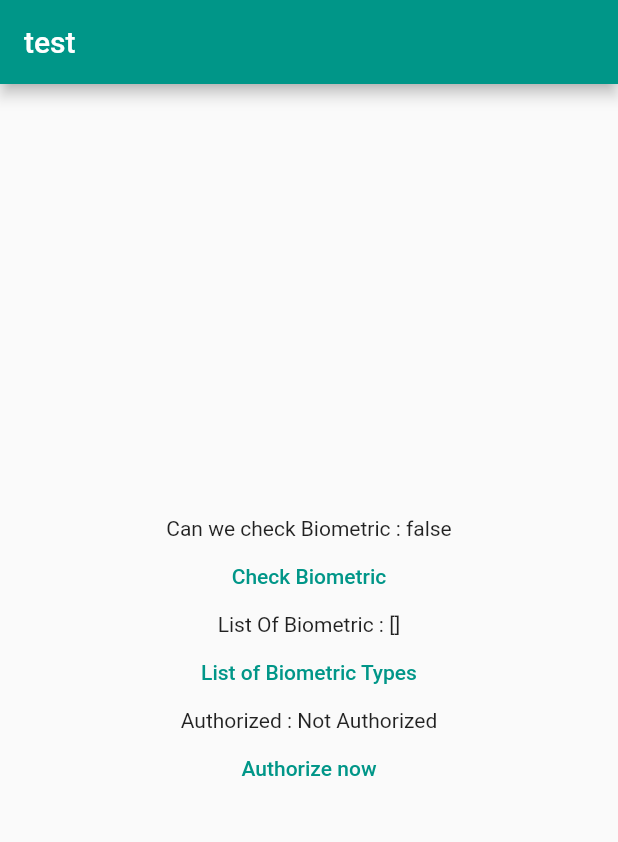
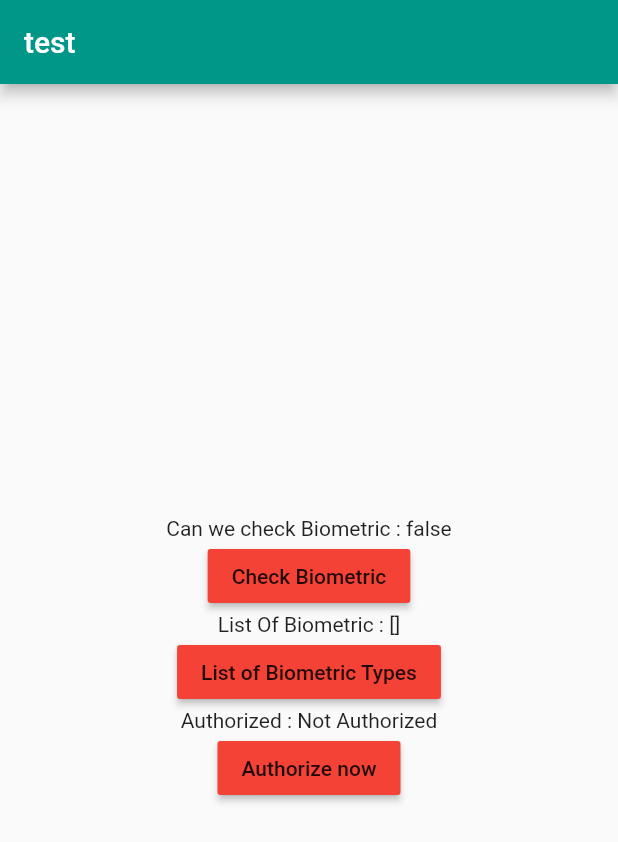
Before and after one commit to nguyenduchanh/hqclass, a Flutter app: the screen it shows after launch, after a tap on "Authorize now", on a phone screen of 412 x 824 dp. Shown: the top 842 px of the screen. Run offline on Flutter 3.47's test engine with Material 2 defaults, Android fonts, the phone set to English and light mode, and no system bars; our stand-ins replace carousel_slider, firebase_auth, firebase_core, flare_flutter, flushbar, flutter_slidable and 7 more; missing offline and left inert: tiengviet; accounts and stored records are empty.

Commit message:
fix loi biometrci

```diff
--- a/lib/Pages/Classes/classes_add_student_page_body.dart
+++ b/lib/Pages/Classes/classes_add_student_page_body.dart
@@ -106,7 +106,7 @@ class _ClassAddStudentPageBodyState extends State<ClassesAddStudentPageBody> {
           height: 50,
           child: Padding(
             padding:
-                const EdgeInsets.only(top: 5, bottom: 5, left: 15, right: 75),
+                const EdgeInsets.only(top: 5, bottom: 5, left: 10, right: 10),
             child: longButtons(CommonString.cSaveButton, btnSaveClicked),
           ),
         )),
@@ -121,7 +121,7 @@ class _ClassAddStudentPageBodyState extends State<ClassesAddStudentPageBody> {
           // seach box
           Padding(
             padding:
-                const EdgeInsets.only(top: 8, bottom: 10, left: 15, right: 15),
+                const EdgeInsets.only(top: 8, bottom: 10, left: 10, right: 10),
             child: searchBox,
           ),
           Padding(
--- a/lib/Pages/Login/biometric_service.dart
+++ b/lib/Pages/Login/biometric_service.dart
@@ -1,3 +1,5 @@
+import 'dart:io';
+
 import 'package:flutter/material.dart';
 import 'package:flutter/services.dart';
 import 'package:local_auth/local_auth.dart';
@@ -16,7 +18,7 @@ class _BiometricPageState extends State<BiometricPage> {
   final LocalAuthentication _localAuthentication = LocalAuthentication();
   bool _canCheckBiometric = false;
   String _authorizedOrNot = "Not Authorized";
-  List<BiometricType> _availableBiometricTypes = List<BiometricType>();
+  List<BiometricType> _availableBiometricTypes = [];
 
   Future<void> _checkBiometric() async {
     bool canCheckBiometric = false;
@@ -51,11 +53,11 @@ class _BiometricPageState extends State<BiometricPage> {
   Future<void> _authorizeNow() async {
     bool isAuthorized = false;
     try {
-      var localAuth = LocalAuthentication();
-      bool didAuthenticate =
-      await localAuth.authenticate(
-          localizedReason: 'Please authenticate to show account balance',
-          biometricOnly: true);
+      isAuthorized = await _localAuthentication.authenticate(
+        localizedReason: "Please authenticate to complete your transaction",
+        useErrorDialogs: true,
+        stickyAuth: true,
+      );
     } on PlatformException catch (e) {
       print(e);
     }
@@ -65,8 +67,10 @@ class _BiometricPageState extends State<BiometricPage> {
     setState(() {
       if (isAuthorized) {
         _authorizedOrNot = "Authorized";
+        print("Authorized");
       } else {
         _authorizedOrNot = "Not Authorized";
+        print("Not Authorized");
       }
     });
   }
@@ -82,19 +86,25 @@ class _BiometricPageState extends State<BiometricPage> {
           mainAxisAlignment: MainAxisAlignment.center,
           children: <Widget>[
             Text("Can we check Biometric : $_canCheckBiometric"),
-            TextButton(
+            RaisedButton(
               onPressed: _checkBiometric,
               child: Text("Check Biometric"),
+              color: Colors.red,
+              colorBrightness: Brightness.light,
             ),
             Text("List Of Biometric : ${_availableBiometricTypes.toString()}"),
-            TextButton(
+            RaisedButton(
               onPressed: _getListOfBiometricTypes,
               child: Text("List of Biometric Types"),
+              color: Colors.red,
+              colorBrightness: Brightness.light,
             ),
             Text("Authorized : $_authorizedOrNot"),
-            TextButton(
+            RaisedButton(
               onPressed: _authorizeNow,
               child: Text("Authorize now"),
+              color: Colors.red,
+              colorBrightness: Brightness.light,
             ),
           ],
         ),
--- a/lib/Pages/Register/register_body.dart
+++ b/lib/Pages/Register/register_body.dart
@@ -265,7 +265,8 @@ class _RegisterState extends State<Register> {
                     // longButtons(CommonString.cCountrySelected, showCountrySelected),
                     // countriesSelected,
                     // // SizedBox(height: 15.0),
-                    phoneNumberField,
+                    // phoneNumberField,
+                    emailField,
                     SizedBox(height: 15.0),
                     passwordField,
                     SizedBox(height: 15.0),
@@ -274,7 +275,7 @@ class _RegisterState extends State<Register> {
                     SizedBox(height: 20.0),
                     auth.loggedInStatus == Status.Authenticating
                         ? loading
-                        : longButtons(CommonString.cSignUpButton, startPhoneAuth),
+                        : longButtons(CommonString.cSignUpButton, doRegister),
                     SizedBox(height: 5.0),
                     FutureBuilder(
                       future:
--- a/lib/main.dart
+++ b/lib/main.dart
@@ -1,4 +1,3 @@
-// @dart=2.10
 import 'package:flutter/material.dart';
 import 'package:hqclass/Pages/Backup/backup_page.dart';
 import 'package:hqclass/Pages/Login/login.dart';
@@ -41,7 +40,7 @@ class MyApp extends StatelessWidget {
 //                final mediaQueryData = MediaQuery.of(context);
 //                final scale = mediaQueryData.textScaleFactor.clamp(1.0, 1.3);
                 return MediaQuery(
-                  child: BiometricPage(title:"test"),
+                  child: BiometricPage(title: "test"),
                   data: MediaQuery.of(context).copyWith(textScaleFactor: 1.0),
                 );
             return Login();
```
Also changed, not shown: lib/Pages/RollUp/roll_up_detail_page_body.dart (+8 -9 lines), 4 other files.
